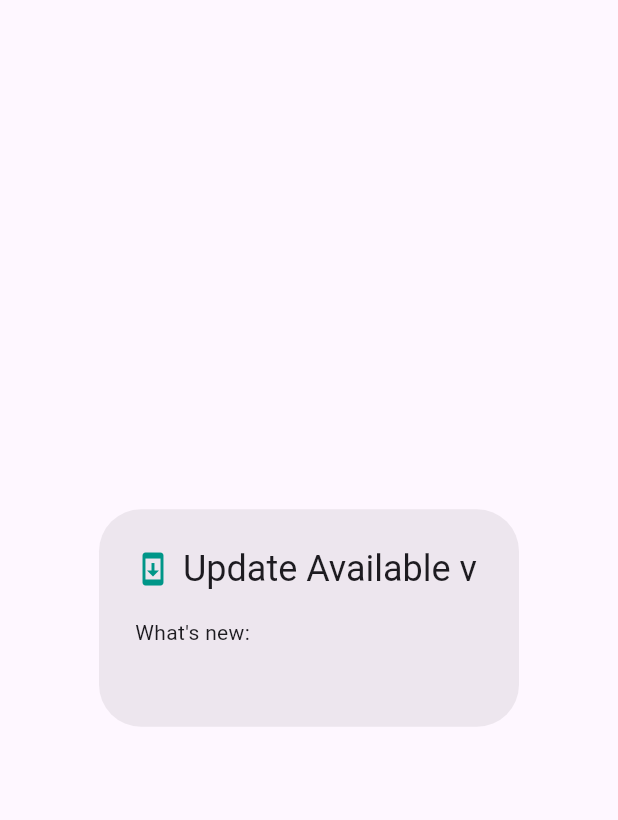
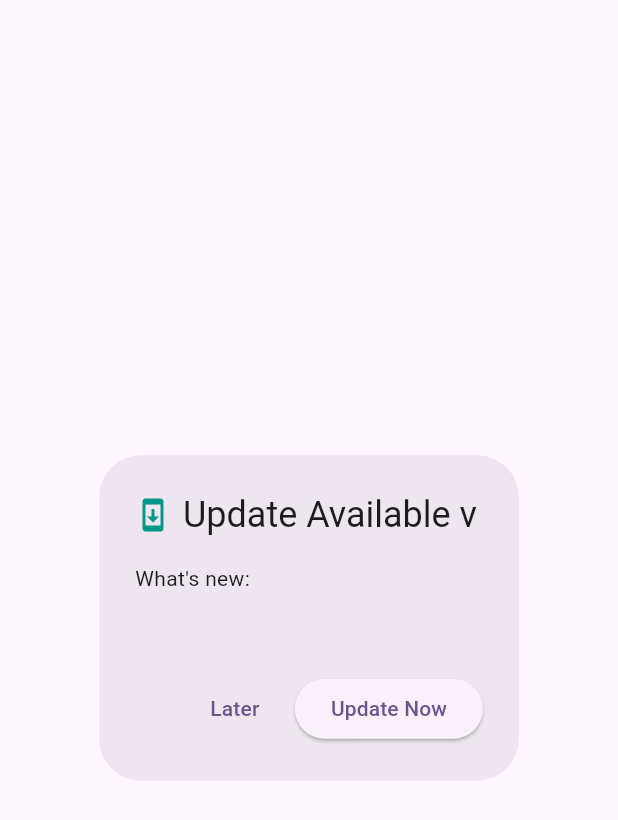
Before and after one commit to jerry-syre-oryono/appstoreflutter, a Flutter app: the UpdateDialog widget shown alone on an empty page, opened directly with empty values, on a phone screen of 412 x 824 dp. Shown: the top 820 px of the screen. Run offline on Flutter 3.47's test engine with Material 3 defaults, Android fonts, the phone set to English and light mode, and no system bars; our stand-ins replace dio, open_filex, shared_preferences; missing offline and left inert: flutter_haptic_feedback; accounts and stored records are empty; network calls fail.

Commit message:
nw comiit

```diff
--- a/app_store/lib/services/download_service.dart
+++ b/app_store/lib/services/download_service.dart
@@ -1,4 +1,3 @@
-import 'dart:io';
 import 'package:dio/dio.dart';
 import 'package:path_provider/path_provider.dart';
 import 'package:open_filex/open_filex.dart';
--- a/app_store/lib/services/hash_verifier.dart
+++ b/app_store/lib/services/hash_verifier.dart
@@ -1,4 +1,3 @@
-import 'dart:convert';
 import 'dart:io';
 import 'package:crypto/crypto.dart';
 
--- a/app_store/lib/widgets/update_dialog.dart
+++ b/app_store/lib/widgets/update_dialog.dart
@@ -54,7 +54,29 @@ class _UpdateDialogState extends State<UpdateDialog> {
                 Text(widget.changelog),
               ],
             ),
-      barrierDismissible: !widget.isForce,
+      actions: [
+        if (!widget.isForce && !_downloading)
+          TextButton(
+            onPressed: () => Navigator.pop(context),
+            child: const Text('Later'),
+          ),
+        if (!_downloading)
+          ElevatedButton(
+            onPressed: () async {
+              setState(() => _downloading = true);
+              final updateProvider = Provider.of<UpdateProvider>(context, listen: false);
+              await updateProvider.downloadAndInstall(
+                context,
+                widget.apkUrl,
+                widget.fileHash,
+                widget.isForce,
+                (p) => setState(() => _progress = p),
+              );
+              if (mounted) Navigator.pop(context);
+            },
+            child: const Text('Update Now'),
+          ),
+      ],
     );
   }
 }
```
